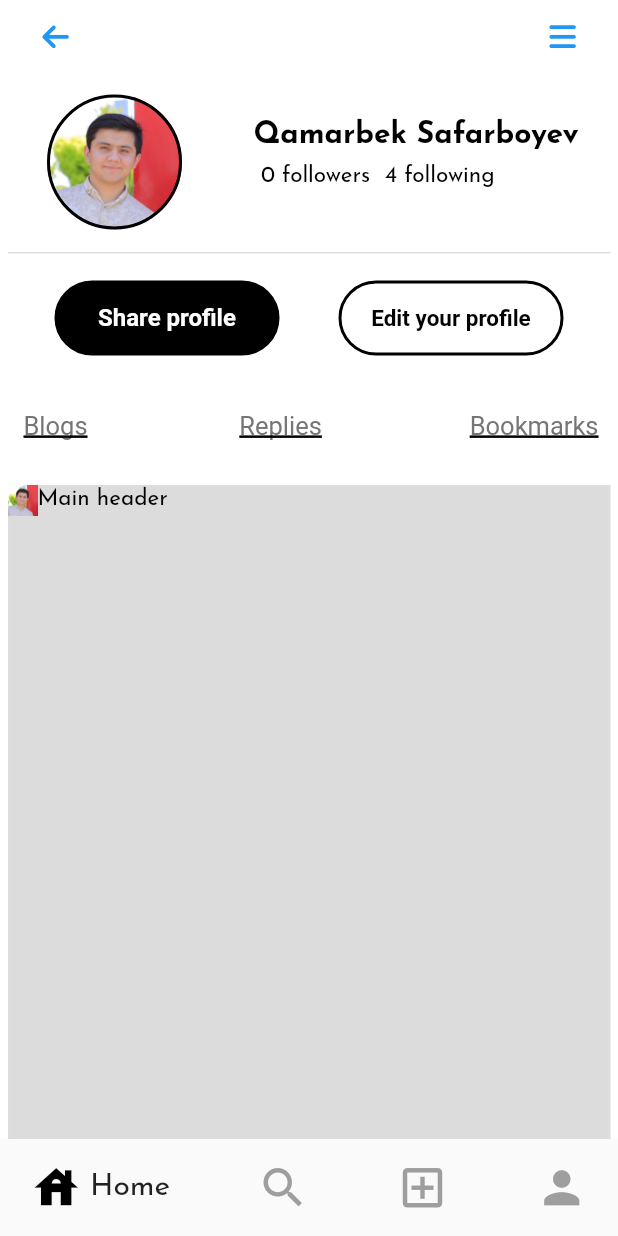
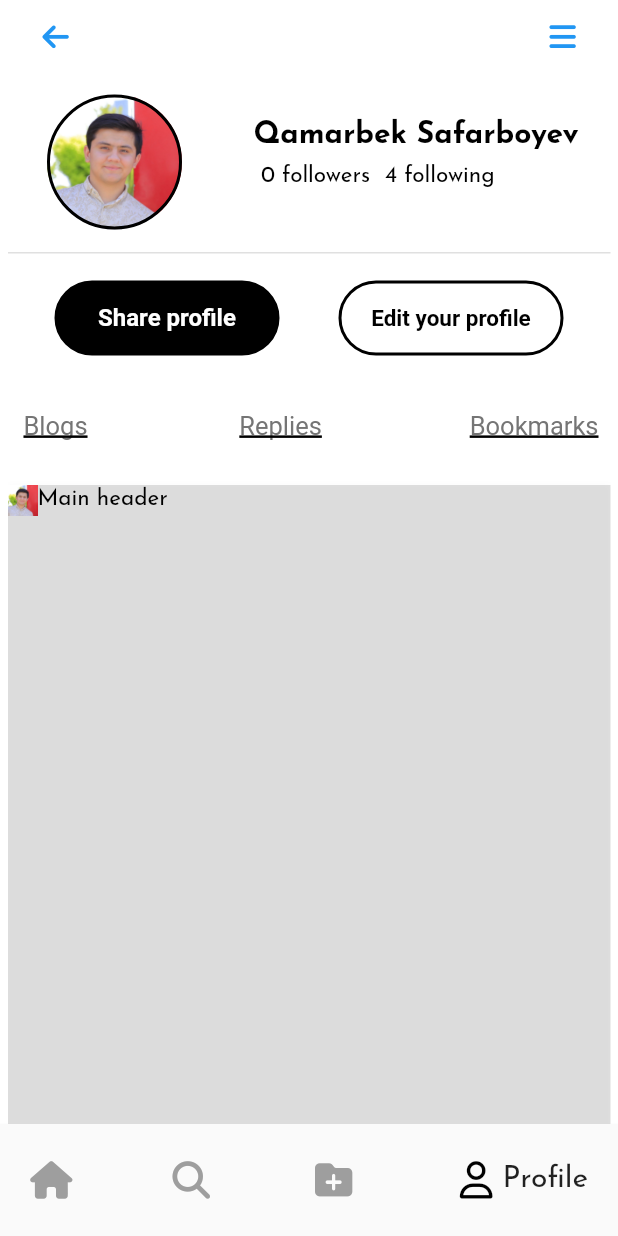
Before and after one commit to qamarbek0120/BlogBoss, a Flutter app: the ProfilePage screen opened directly, swiped to page 2, on a phone screen of 412 x 824 dp. Run offline on Flutter 3.47's test engine with Material 2 defaults, Android fonts, the phone set to English and light mode, and no system bars; drawn by our look-alikes of google_nav_bar; our stand-ins replace bootstrap_icons, font_awesome_flutter, google_fonts.

Commit message:
alignments are incorrect

```diff
--- a/lib/screens/main_pages/profile_screen.dart
+++ b/lib/screens/main_pages/profile_screen.dart
@@ -23,7 +23,7 @@ final List<Widget> _pages = [
 final controller = PageController(initialPage: 0);
 
 class _ProfilePageState extends State<ProfilePage> {
-  @override
+  int _selectedIndex = 3;
   Widget build(BuildContext context) {
     return Scaffold(
       body: SafeArea(
@@ -206,30 +206,52 @@ class _ProfilePageState extends State<ProfilePage> {
         // unselected icon color
         activeColor: Colors.black,
         // selected icon and text color
-        iconSize: 35,
+        iconSize: 25,
         // tab button icon size
-        padding: EdgeInsets.symmetric(horizontal: 20, vertical: 15),
+        padding: EdgeInsets.symmetric(horizontal: 20, vertical: 25),
         // navigation bar padding
+        selectedIndex: _selectedIndex,
+        onTabChange: (index){
+          setState(() {
+            _selectedIndex = index;
+          });
+        },
         tabs: [
-          GButton(onPressed: (){Navigator.push(context,
-              MaterialPageRoute(builder: (context) => HomeScreen()));},
-            icon: Icons.house,
-            text: 'Home',textStyle: TextStyle(fontSize: 20),
+          GButton(
+            onPressed: (){
+              Navigator.push(context, MaterialPageRoute(builder: (context)=>HomeScreen()));
+            },
+            icon: FontAwesomeIcons.house,
+            text: 'Home',
+            textStyle: TextStyle(fontSize: 20),
           ),
           GButton(
-            icon: Icons.search,
-            text: 'Likes',textStyle: TextStyle(fontSize: 20),
+            icon: FontAwesomeIcons.search,
+            text: 'Search',
+            textStyle: TextStyle(fontSize: 20),
           ),
           GButton(
-            icon: Icons.add_box_outlined,
-            text: 'Search',textStyle: TextStyle(fontSize: 20),
+            icon: FontAwesomeIcons.folderPlus,
+            text: 'Create',
+            textStyle: TextStyle(fontSize: 20),
           ),
           GButton(
-            icon: Icons.person,
-            text: 'Profile',textStyle: TextStyle(fontSize: 20),
+            onPressed: () {
+              Navigator.push(context,
+                  MaterialPageRoute(builder: (context) => ProfilePage()));
+            },
+            icon: FontAwesomeIcons.user,
+            text: 'Profile',
+            textStyle: TextStyle(fontSize: 20),
           ),
         ],
-    ),
+        // selectedIndex: _selectedIndex,
+        // onTabChange: (index) {
+        //   setState(() {
+        //     _selectedIndex = index;
+        //   });
+        // },
+      ),
     );
   }
 }
```
Also changed, not shown: lib/screens/main_pages/home_screen.dart (+7 -1 lines).
